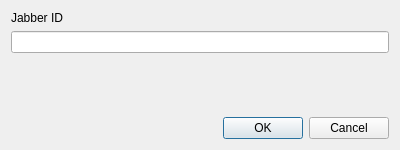
chloerei/qtalk, file app/AddContactDialog.ui: the form before one commit.
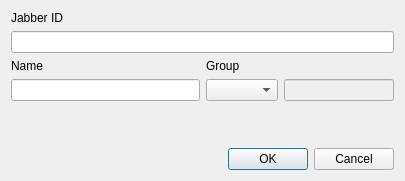
The form after the commit.

Commit message: Can add contact with name and group.

```diff
--- a/app/AddContactDialog.ui
+++ b/app/AddContactDialog.ui
@@ -6,15 +6,15 @@
    <rect>
     <x>0</x>
     <y>0</y>
-    <width>400</width>
-    <height>150</height>
+    <width>405</width>
+    <height>181</height>
    </rect>
   </property>
   <property name="windowTitle">
    <string>Dialog</string>
   </property>
-  <layout class="QGridLayout" name="gridLayout">
-   <item row="0" column="0" colspan="2">
+  <layout class="QGridLayout" name="gridLayout_2">
+   <item row="0" column="0">
     <widget class="QLabel" name="label">
      <property name="text">
       <string>Jabber ID</string>
@@ -22,9 +22,40 @@
     </widget>
    </item>
    <item row="1" column="0" colspan="2">
-    <widget class="QLineEdit" name="lineEdit"/>
+    <widget class="QLineEdit" name="jid"/>
    </item>
    <item row="2" column="0">
+    <widget class="QLabel" name="label_2">
+     <property name="text">
+      <string>Name</string>
+     </property>
+    </widget>
+   </item>
+   <item row="2" column="1" rowspan="2">
+    <layout class="QGridLayout" name="gridLayout">
+     <item row="0" column="0" colspan="2">
+      <widget class="QLabel" name="label_3">
+       <property name="text">
+        <string>Group</string>
+       </property>
+      </widget>
+     </item>
+     <item row="1" column="0">
+      <widget class="QComboBox" name="comboBox"/>
+     </item>
+     <item row="1" column="1">
+      <widget class="QLineEdit" name="group">
+       <property name="enabled">
+        <bool>false</bool>
+       </property>
+      </widget>
+     </item>
+    </layout>
+   </item>
+   <item row="3" column="0">
+    <widget class="QLineEdit" name="name"/>
+   </item>
+   <item row="4" column="0" colspan="2">
     <spacer name="verticalSpacer">
      <property name="orientation">
       <enum>Qt::Vertical</enum>
@@ -37,7 +68,7 @@
      </property>
     </spacer>
    </item>
-   <item row="3" column="0" colspan="2">
+   <item row="5" column="1">
     <widget class="QDialogButtonBox" name="buttonBox">
      <property name="orientation">
       <enum>Qt::Horizontal</enum>
```
The commit also changes 4 other files.
